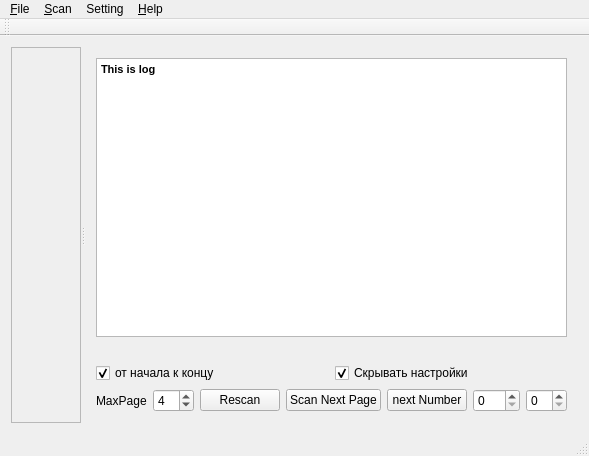
Old version of the form src/mainwindow.ui in the repository winorun/MzScan.
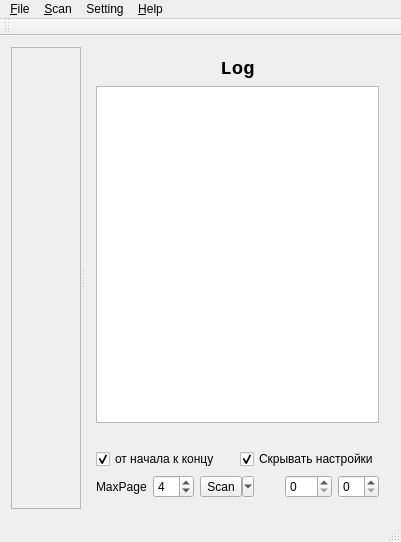
New version of the form. Custom widgets are drawn as their Qt base class.

Commit message: Изменили интерфейс и внешний вид

Patch:
```diff
--- a/src/mainwindow.ui
+++ b/src/mainwindow.ui
@@ -6,8 +6,8 @@
    <rect>
     <x>0</x>
     <y>0</y>
-    <width>577</width>
-    <height>456</height>
+    <width>401</width>
+    <height>542</height>
    </rect>
   </property>
   <property name="sizePolicy">
@@ -48,7 +48,7 @@
           <x>0</x>
           <y>0</y>
           <width>69</width>
-          <height>383</height>
+          <height>469</height>
          </rect>
         </property>
         <layout class="QVBoxLayout" name="verticalLayout_3">
@@ -60,6 +60,27 @@
       </widget>
       <widget class="QWidget" name="layoutWidget">
        <layout class="QVBoxLayout" name="verticalLayout">
+        <item>
+         <widget class="QLabel" name="label_4">
+          <property name="font">
+           <font>
+            <family>Courier New</family>
+            <pointsize>14</pointsize>
+            <weight>75</weight>
+            <bold>true</bold>
+           </font>
+          </property>
+          <property name="text">
+           <string>Log</string>
+          </property>
+          <property name="textFormat">
+           <enum>Qt::RichText</enum>
+          </property>
+          <property name="alignment">
+           <set>Qt::AlignCenter</set>
+          </property>
+         </widget>
+        </item>
         <item>
          <widget class="QTextBrowser" name="textBrowser">
           <property name="readOnly">
@@ -70,7 +91,7 @@
 &lt;html&gt;&lt;head&gt;&lt;meta name=&quot;qrichtext&quot; content=&quot;1&quot; /&gt;&lt;style type=&quot;text/css&quot;&gt;
 p, li { white-space: pre-wrap; }
 &lt;/style&gt;&lt;/head&gt;&lt;body style=&quot; font-family:'MS Shell Dlg 2'; font-size:8.25pt; font-weight:400; font-style:normal;&quot;&gt;
-&lt;p style=&quot; margin-top:0px; margin-bottom:0px; margin-left:0px; margin-right:0px; -qt-block-indent:0; text-indent:0px;&quot;&gt;&lt;span style=&quot; font-weight:600;&quot;&gt;This is log&lt;/span&gt;&lt;/p&gt;&lt;/body&gt;&lt;/html&gt;</string>
+&lt;p style=&quot;-qt-paragraph-type:empty; margin-top:0px; margin-bottom:0px; margin-left:0px; margin-right:0px; -qt-block-indent:0; text-indent:0px;&quot;&gt;&lt;br /&gt;&lt;/p&gt;&lt;/body&gt;&lt;/html&gt;</string>
           </property>
           <property name="openExternalLinks">
            <bool>true</bool>
@@ -128,26 +149,15 @@
            </widget>
           </item>
           <item>
-           <widget class="QPushButton" name="pushButton_Rescan">
+           <widget class="QToolButton" name="scanButton">
             <property name="text">
-             <string>Rescan</string>
+             <string>Scan</string>
             </property>
-           </widget>
-          </item>
-          <item>
-           <widget class="QPushButton" name="pushButton">
-            <property name="text">
-             <string>Scan Next Page</string>
+            <property name="popupMode">
+             <enum>QToolButton::MenuButtonPopup</enum>
             </property>
-            <property name="autoDefault">
-             <bool>true</bool>
-            </property>
-           </widget>
-          </item>
-          <item>
-           <widget class="QPushButton" name="pushButton_NextNumber">
-            <property name="text">
-             <string>next Number</string>
+            <property name="toolButtonStyle">
+             <enum>Qt::ToolButtonTextUnderIcon</enum>
             </property>
            </widget>
           </item>
@@ -187,7 +197,7 @@
     <rect>
      <x>0</x>
      <y>0</y>
-     <width>577</width>
+     <width>401</width>
      <height>21</height>
     </rect>
    </property>
```
Left out of the diff: 19 changed lines with no effect on the pictures. The commit also changes 3 other files.
